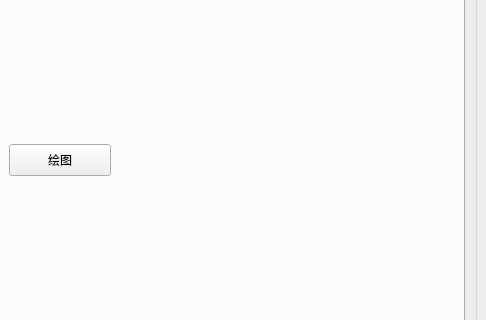
First picture: the form in test_pyqt5.ui, repository Jim2742514076/Rainoff_predict, before the edit; both pictures show x 615 to 1101 and y 366 to 686 of the 1101 by 795 pixel window.
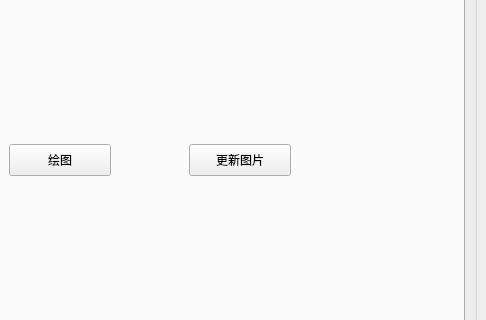
Second picture: the form after the edit. The open tabs and pages were chosen to show the change. Icons and pictures are not drawn. Custom widgets are drawn as their Qt base class.

Commit message: pyqt使用runJavaScript函数时，要先载入页面，用新的信号进行触发，不然会出现bug

What changed in the file:
```diff
--- a/test_pyqt5.ui
+++ b/test_pyqt5.ui
@@ -1289,6 +1289,19 @@
             <string>绘图</string>
            </property>
           </widget>
+          <widget class="PushButton" name="PushButton_17">
+           <property name="geometry">
+            <rect>
+             <x>560</x>
+             <y>460</y>
+             <width>102</width>
+             <height>32</height>
+            </rect>
+           </property>
+           <property name="text">
+            <string>更新图片</string>
+           </property>
+          </widget>
          </widget>
         </widget>
        </item>
```
Left out of the diff: 12 changed lines with no effect on the pictures. The commit also changes 8 other files.
